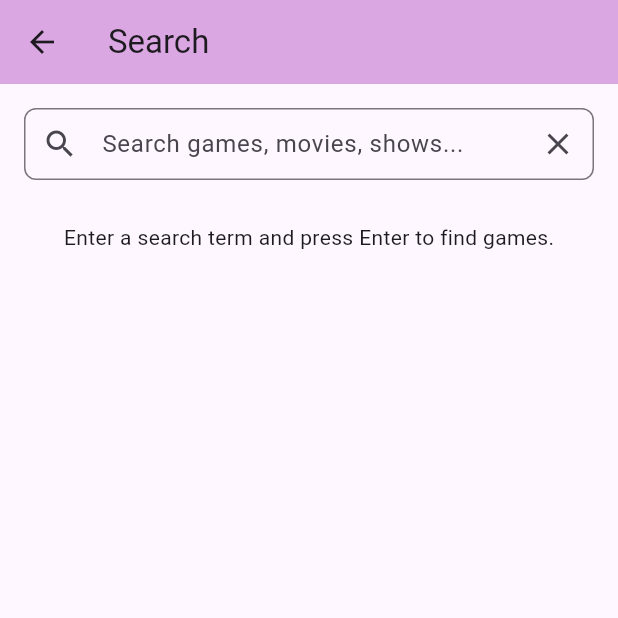
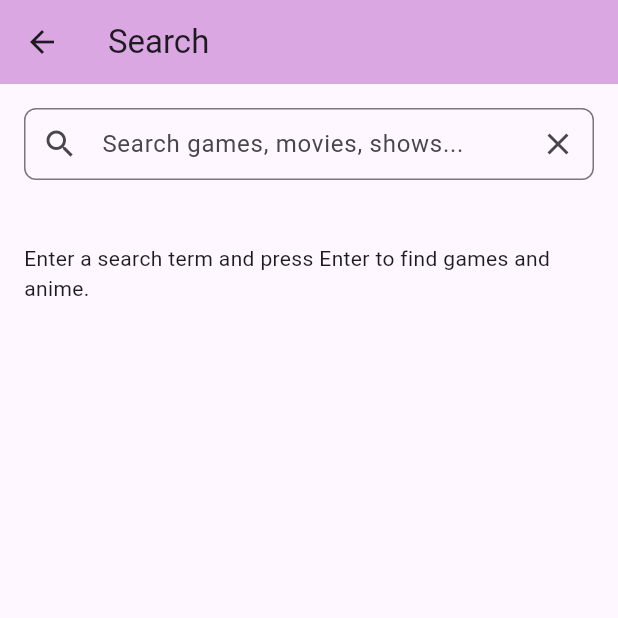
Before and after one commit to Robbo04/Flutter_GeekHobbyApp, a Flutter app: the screen it shows after launch, after a tap on the "search" icon, on a phone screen of 412 x 824 dp, the top half of it. Run offline on Flutter 3.47's test engine with Material 3 defaults, Android fonts, the phone set to English and light mode, and no system bars; our stand-ins replace flutter_dotenv, graphql_flutter, hive, hive_flutter; accounts and stored records are empty; generated files the repository leaves out were written again; network calls fail.

Commit message:
anime search results

```diff
--- a/app_geek_hobby_app/lib/Pages/explore.dart
+++ b/app_geek_hobby_app/lib/Pages/explore.dart
@@ -128,7 +128,7 @@
           ),
 
           const Center(
-            child: Text('Explore Page Content Here'),
+            child: Text('\nExplore Page Content Here'),
           ),
         ],
       ),
--- a/app_geek_hobby_app/lib/Pages/search.dart
+++ b/app_geek_hobby_app/lib/Pages/search.dart
@@ -1,7 +1,9 @@
 import 'package:flutter/material.dart';
 import 'package:app_geek_hobby_app/Classes/Widgets/item_carousel.dart';
 import 'package:app_geek_hobby_app/Services/rawg_service.dart';
+import 'package:app_geek_hobby_app/Services/anilist_service.dart';
 import 'package:app_geek_hobby_app/Classes/game.dart';
+import 'package:app_geek_hobby_app/Classes/anime.dart';
 import 'package:app_geek_hobby_app/Data/list_data.dart';
 import 'package:app_geek_hobby_app/Data/collection_list_data.dart';
 
@@ -14,8 +16,10 @@
 
 class _SearchPageState extends State<SearchPage> {
   final RawgService _rawgService = RawgService.instance;
+  final AniListService _anilistService = AniListService.instance;
   final TextEditingController _controller = TextEditingController();
   Future<List<Game>>? _searchFuture;
+  Future<List<Anime>>? _searchAnimeFuture;
   String _lastQuery = '';
 
   void _doSearch(String query) {
@@ -24,6 +28,7 @@
     setState(() {
       _lastQuery = q;
       _searchFuture = _rawgService.fetchGames(search: q);
+      _searchAnimeFuture = _anilistService.searchAnime(search: q);
     });
   }
 
@@ -68,6 +73,41 @@
     );
   }
 
+  Widget _buildAnimeSection() {
+    if (_searchAnimeFuture == null) {
+      return const SizedBox.shrink();
+    }
+
+    return FutureBuilder<List<Anime>>(
+      future: _searchAnimeFuture,
+      builder: (context, snapshot) {
+        if (snapshot.connectionState == ConnectionState.waiting) {
+          return const SizedBox(
+            height: 160,
+            child: Center(child: CircularProgressIndicator()),
+          );
+        } else if (snapshot.hasError) {
+          return Padding(
+            padding: const EdgeInsets.symmetric(vertical: 12),
+            child: Center(child: Text('Error: ${snapshot.error}')),
+          );
+        } else if (!snapshot.hasData || snapshot.data!.isEmpty) {
+          return Padding(
+            padding: const EdgeInsets.symmetric(vertical: 12),
+            child: Center(child: Text('No anime found for "$_lastQuery".')),
+          );
+        }
+
+        final anime = snapshot.data!;
+        return ItemCarousel(
+          title: 'Anime — results for "$_lastQuery"',
+          items: anime,
+          getName: (item) => (item as Anime).name,
+        );
+      },
+    );
+  }
+
   @override
   Widget build(BuildContext context) {
     return Scaffold(
@@ -90,6 +130,7 @@
                   _controller.clear();
                   setState(() {
                     _searchFuture = null;
+                    _searchAnimeFuture = null;
                     _lastQuery = '';
                   });
                 },
@@ -107,8 +148,12 @@
           _buildGamesSection(),
           const SizedBox(height: 14),
 
-          if (_searchFuture == null)
-            const Center(child: Text('Enter a search term and press Enter to find games.')),
+          // Anime results (AniList)
+          _buildAnimeSection(),
+          const SizedBox(height: 14),
+
+          if (_searchFuture == null && _searchAnimeFuture == null)
+            const Center(child: Text('Enter a search term and press Enter to find games and anime.')),
         ],
       ),
     );
```
